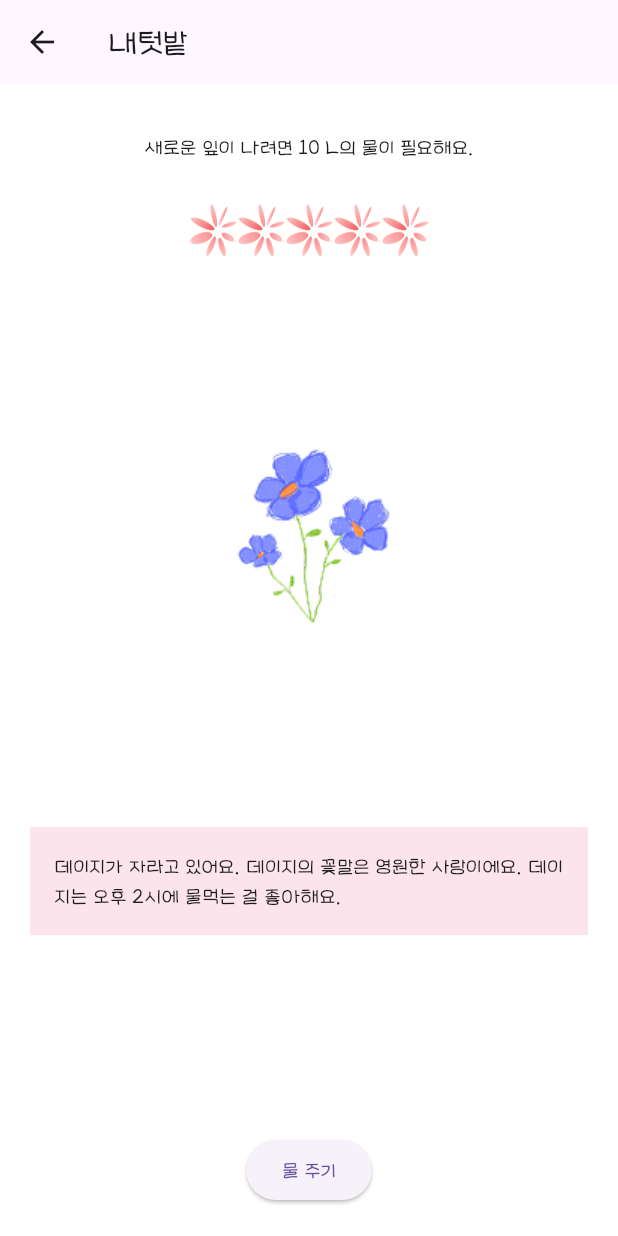
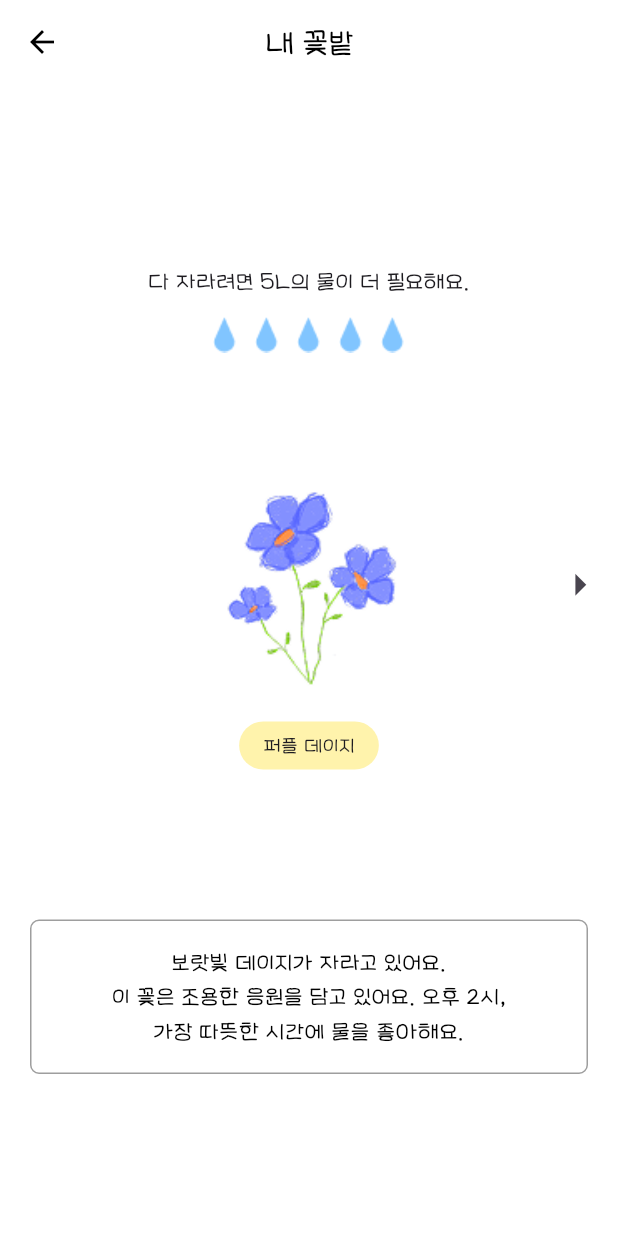
Before and after one commit to Hrepay/mull, a Flutter app: the FridgeView screen opened directly, on a phone screen of 412 x 824 dp. Run offline on Flutter 3.47's test engine with Material 3 defaults, Android fonts, the phone set to English and light mode, and no system bars.

Commit message:
mull UI update

```diff
--- a/lib/screens/drink_tracker_screen.dart
+++ b/lib/screens/drink_tracker_screen.dart
@@ -125,7 +125,7 @@ class _DrinkTrackerScreenState extends State<DrinkTrackerScreen> {
                   );
                 },
                 child: const Text(
-                  '내텃밭 보러가기',
+                  '내 꽃밭 보러가기',
                   style: TextStyle(
                     fontSize: 14,
                     decoration: TextDecoration.underline,
--- a/lib/screens/fridge_view.dart
+++ b/lib/screens/fridge_view.dart
@@ -8,89 +8,136 @@ class FridgeView extends StatefulWidget {
 }
 
 class _FridgeViewState extends State<FridgeView> {
-  int totalWater = 10; // L
-  final int waterPerPetal = 2;
+  int currentIndex = 0;
 
   final List<String> flowerImages = [
     'assets/images/flower1.png',
     'assets/images/flower2.png',
   ];
 
-  final List<String> flowerDescriptions = [
-    '데이지가 자라고 있어요. 데이지의 꽃말은 영원한 사랑이에요. 데이지는 오후 2시에 물먹는 걸 좋아해요.',
-    '튤립은 햇살을 좋아해요. 튤립은 아침 9시에 물주면 좋아요.',
+  final List<String> flowerNames = [
+    '퍼플 데이지',
+    '연분홍 코스모스',
   ];
 
-  int currentIndex = 0;
+  final List<String> flowerDescriptions = [
+    '보랏빛 데이지가 자라고 있어요.\n이 꽃은 조용한 응원을 담고 있어요. 오후 2시,\n가장 따뜻한 시간에 물을 좋아해요.',
+    '연분홍 코스모스가 살랑이며 인사해요.\n가을 바람을 닮은 그리움을 품고 있어요. 해질 무렵, 가장 아름답게 피어난답니다.',
+  ];
 
-  void waterPlant() {
-    if (totalWater >= waterPerPetal) {
+  final List<int> flowerWaterNeeds = [5, 4];
+
+  void moveFlower(int direction) {
     setState(() {
-        totalWater -= waterPerPetal;
+      currentIndex = (currentIndex + direction).clamp(0, flowerImages.length - 1);
     });
-    }
   }
 
   @override
   Widget build(BuildContext context) {
-    int petalsLeft = totalWater ~/ waterPerPetal;
+    final int needWater = flowerWaterNeeds[currentIndex];
 
     return Scaffold(
       backgroundColor: Colors.white,
-      appBar: AppBar(title: const Text("내텃밭")),
-      body: Padding(
-        padding: const EdgeInsets.all(20),
-        child: Column(
+      appBar: AppBar(
+        title: const Text("내 꽃밭"),
+        centerTitle: true,
+        elevation: 0,
+        backgroundColor: Colors.white,
+        foregroundColor: Colors.black,
+      ),
+      body: Column(
         children: [
-            Container(
-              padding: const EdgeInsets.all(12),
-              color: Colors.white,
-              child: Text('새로운 잎이 나려면 $totalWater L의 물이 필요해요.'),
+          const SizedBox(height: 120),
+          Text(
+            '다 자라려면 ${needWater}L의 물이 더 필요해요.',
+            style: const TextStyle(fontSize: 16, fontFamily: '이서윤체'),
           ),
-            const SizedBox(height: 16),
+          const SizedBox(height: 12),
           Row(
             mainAxisAlignment: MainAxisAlignment.center,
-              children: List.generate(5, (index) {
-                return Opacity(
-                  opacity: index < petalsLeft ? 1.0 : 0.2,
-                  child: Image.asset('assets/images/petal.png', width: 32),
+            children: List.generate(needWater, (index) {
+              return Padding(
+                padding: const EdgeInsets.symmetric(horizontal: 2),
+                child: Image.asset('assets/images/mull.png', width: 24, height: 24),
               );
             }),
           ),
-            const SizedBox(height: 24),
-            GestureDetector(
-              onHorizontalDragEnd: (details) {
-                setState(() {
-                  if (details.primaryVelocity! < 0 && currentIndex < flowerImages.length - 1) {
-                    currentIndex++;
-                  } else if (details.primaryVelocity! > 0 && currentIndex > 0) {
-                    currentIndex--;
-                  }
-                });
-              },
-              child: Column(
+          const SizedBox(height: 80),
+
+          // 이미지 + 화살표 한 줄에 배치 (정렬 그대로 유지)
+          Row(
+            mainAxisAlignment: MainAxisAlignment.spaceBetween,
+            crossAxisAlignment: CrossAxisAlignment.center,
             children: [
-                  Image.asset(flowerImages[currentIndex], height: 320),
-                  const SizedBox(height: 16),
+              if (currentIndex > 0)
+                IconButton(
+                  icon: const Icon(Icons.arrow_left, size: 35),
+                  onPressed: () => moveFlower(-1),
+                )
+              else
+                const SizedBox(width: 48), // 오른쪽과 균형 맞춤
+
+              Expanded(
+                child: Center(
+                  child: Image.asset(
+                    flowerImages[currentIndex],
+                    height: 150,
+                    fit: BoxFit.contain,
+                  ),
+                ),
+              ),
+
+              if (currentIndex < flowerImages.length - 1)
+                IconButton(
+                  icon: const Icon(Icons.arrow_right, size: 35),
+                  onPressed: () => moveFlower(1),
+                )
+              else
+                const SizedBox(width: 48),
             ],
           ),
+
+          const SizedBox(height: 16),
+
+          // 꽃 이름
+          Container(
+            padding: const EdgeInsets.symmetric(horizontal: 16, vertical: 6),
+            decoration: BoxDecoration(
+              color: const Color(0xFFFFF3AC),
+              borderRadius: BorderRadius.circular(30),
             ),
-            const SizedBox(height: 20),
+            child: Text(
+              flowerNames[currentIndex],
+              style: const TextStyle(fontFamily: '이서윤체', fontSize: 14),
+            ),
+          ),
+
+          const SizedBox(height: 100),
+
+          // 설명 박스
           Container(
+            width: double.infinity,
+            margin: const EdgeInsets.symmetric(horizontal: 20),
             padding: const EdgeInsets.all(16),
-              color: Colors.pink.shade50,
+            decoration: BoxDecoration(
+              color: Colors.white,
+              borderRadius: BorderRadius.circular(6),
+              border: Border.all(color: Colors.grey),
+            ),
             child: Text(
               flowerDescriptions[currentIndex],
-                style: const TextStyle(fontSize: 14),
+              textAlign: TextAlign.center,
+              style: const TextStyle(
+                fontSize: 16,
+                fontFamily: '이서윤체',
+                color: Colors.black,
               ),
             ),
-            const Spacer(),
-            ElevatedButton(
-              onPressed: waterPlant,
-              child: const Text("물 주기"),
           ),
+
+          const SizedBox(height: 32),
         ],
-        ),
       ),
     );
   }
```
Also changed, not shown: assets/images/flower2.png. Lines whose indentation alone changed are shown as unchanged.
